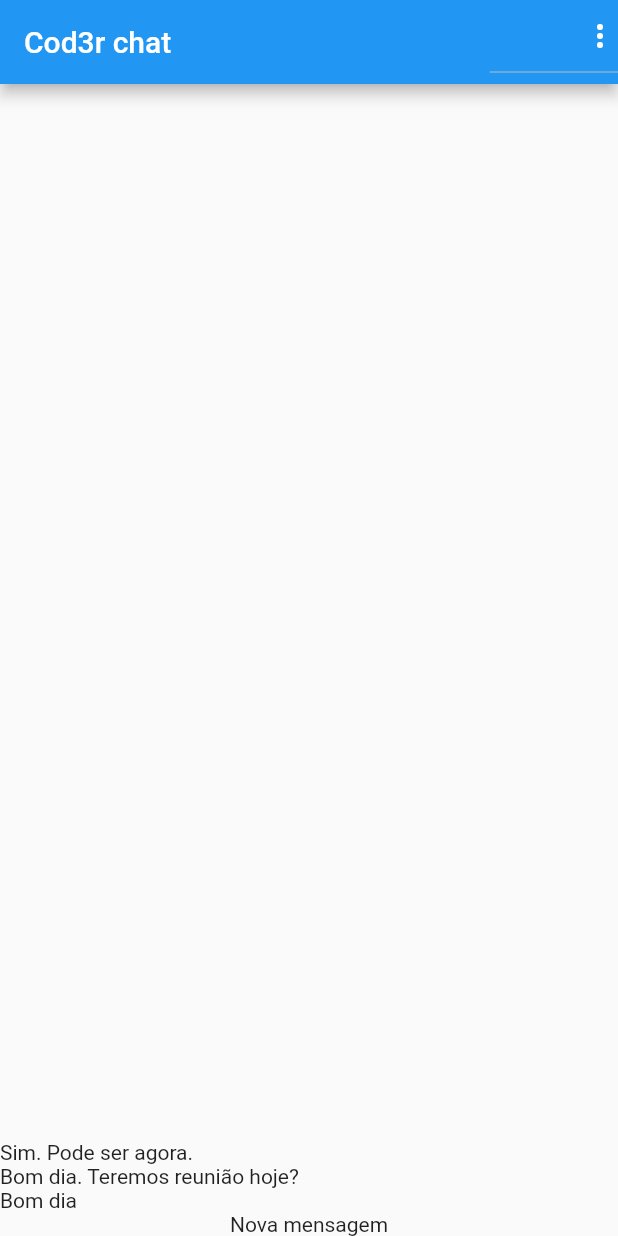
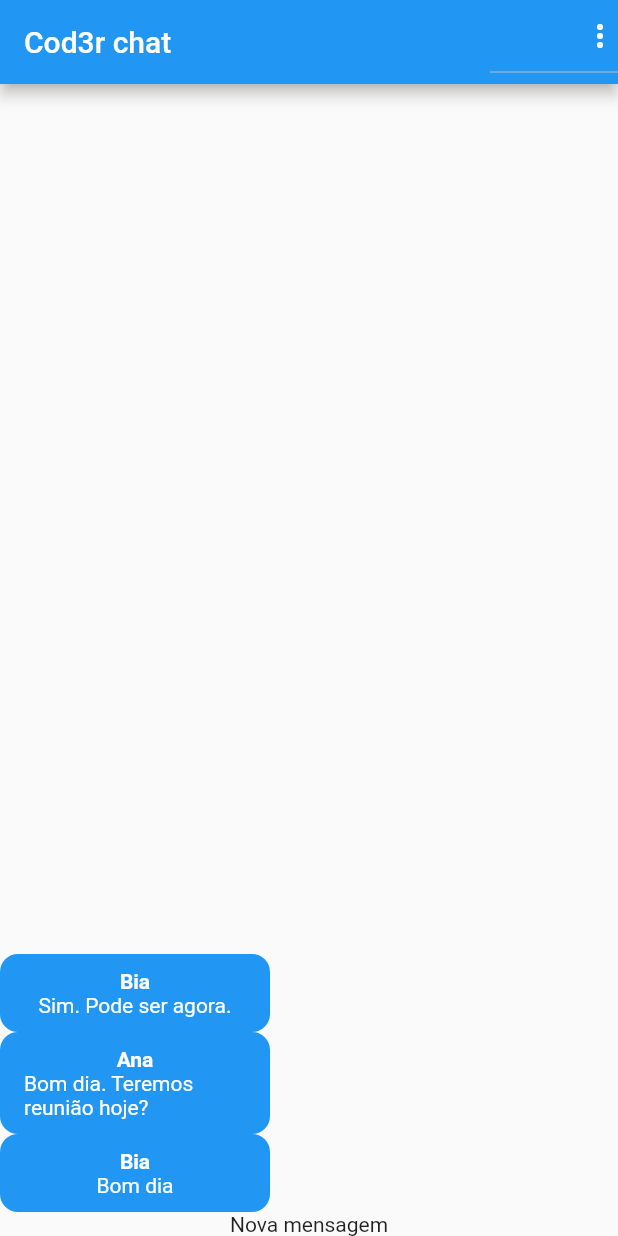
Before and after one commit to saulogusmao/proj_chat, a Flutter app: the screen it shows after launch, on a phone screen of 412 x 824 dp. Run offline on Flutter 3.47's test engine with Material 2 defaults, Android fonts, the phone set to English and light mode, and no system bars; our stand-ins replace image_picker; accounts and stored records are empty.

Commit message:
Message Bubble

```diff
--- /dev/null
+++ b/lib/components/message_bubble.dart
@@ -0,0 +1,57 @@
+import 'package:flutter/cupertino.dart';
+import 'package:flutter/material.dart';
+import 'package:flutter/src/widgets/container.dart';
+import 'package:flutter/src/widgets/framework.dart';
+import 'package:proj_chat/core/models/chat_message.dart';
+
+class MessageBubble extends StatelessWidget {
+  final ChatMessage message;
+  final bool belongsToCurrentUser;
+
+  const MessageBubble({
+    super.key,
+    required this.message,
+    required this.belongsToCurrentUser,
+  });
+
+  @override
+  Widget build(BuildContext context) {
+    return Row(
+      mainAxisAlignment: belongsToCurrentUser
+          ? MainAxisAlignment.end
+          : MainAxisAlignment.start,
+      children: [
+        Container(
+          decoration: BoxDecoration(
+            color: belongsToCurrentUser ? Colors.grey.shade300 : Colors.blue,
+            borderRadius: const BorderRadius.all(
+              Radius.circular(12),
+            ),
+          ),
+          width: 180,
+          padding: const EdgeInsets.symmetric(
+            vertical: 10,
+            horizontal: 16,
+          ),
+          child: Column(
+            children: [
+              Text(
+                message.userName,
+                style: TextStyle(
+                  color: belongsToCurrentUser ? Colors.black : Colors.white,
+                  fontWeight: FontWeight.bold,
+                ),
+              ),
+              Text(
+                message.text,
+                style: TextStyle(
+                  color: belongsToCurrentUser ? Colors.black : Colors.white,
+                ),
+              ),
+            ],
+          ),
+        ),
+      ],
+    );
+  }
+}
--- a/lib/components/messages.dart
+++ b/lib/components/messages.dart
@@ -2,7 +2,9 @@ import 'package:flutter/cupertino.dart';
 import 'package:flutter/material.dart';
 import 'package:flutter/src/widgets/container.dart';
 import 'package:flutter/src/widgets/framework.dart';
+import 'package:proj_chat/components/message_bubble.dart';
 import 'package:proj_chat/core/models/chat_message.dart';
+import 'package:proj_chat/core/services/auth/auth_service.dart';
 import 'package:proj_chat/core/services/chat/chat_service.dart';
 
 class Messages extends StatelessWidget {
@@ -10,9 +12,10 @@ class Messages extends StatelessWidget {
 
   @override
   Widget build(BuildContext context) {
+    final currentUser = AuthService().currentUser;
     return StreamBuilder<List<ChatMessage>>(
       stream: ChatService().messagesStream(),
-      builder: (context, snapshot) {
+      builder: (ctx, snapshot) {
         if (snapshot.connectionState == ConnectionState.waiting) {
           return Center(
             child: CircularProgressIndicator(),
@@ -26,7 +29,11 @@ class Messages extends StatelessWidget {
           return ListView.builder(
             reverse: true,
             itemCount: msgs.length,
-            itemBuilder: (context, index) => Text(msgs[index].text),
+            itemBuilder: (ctx, i) => MessageBubble(
+              key: ValueKey(msgs[i].id),
+              message: msgs[i],
+              belongsToCurrentUser: currentUser?.id == msgs[i].userId,
+            ),
           );
         }
       },
--- a/lib/core/services/auth/auth_mock_service.dart
+++ b/lib/core/services/auth/auth_mock_service.dart
@@ -8,9 +8,9 @@ import 'package:proj_chat/core/services/auth/auth_service.dart';
 
 class AuthMockService implements AuthService {
   static final _defaultUser = ChatUser(
-    id: '1',
-    name: 'Teste',
-    email: 'teste@cod3r.com.br',
+    id: '456',
+    name: 'Ana',
+    email: 'ana@cod3r.com.br',
     imageURL: 'assets/images/avatar.png',
   );
   static Map<String, ChatUser> _users = {
```
